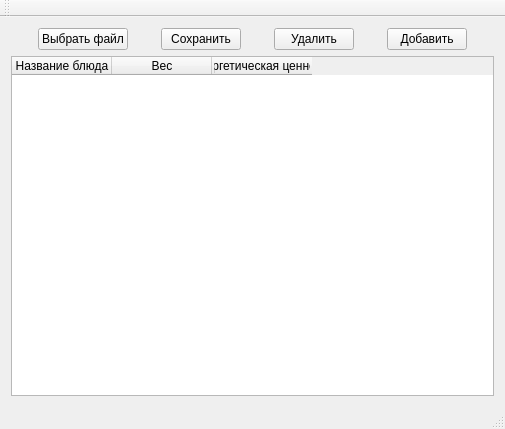
The window that mainwindow.ui (Hipp0Shok/Lab1GUI) describes before a commit, drawn with Qt 5.
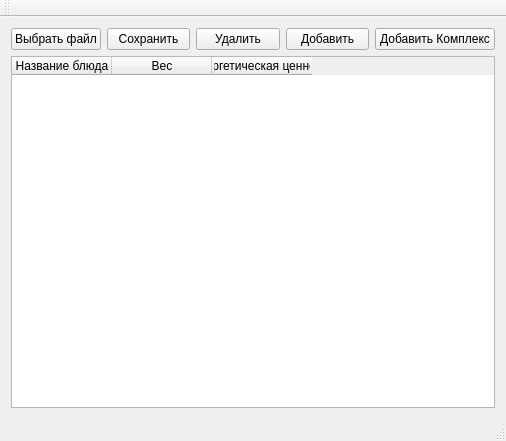
The same window after the commit.

Diff of the .ui file:
```diff
--- a/mainwindow.ui
+++ b/mainwindow.ui
@@ -6,8 +6,8 @@
    <rect>
     <x>0</x>
     <y>0</y>
-    <width>505</width>
-    <height>429</height>
+    <width>506</width>
+    <height>441</height>
    </rect>
   </property>
   <property name="sizePolicy">
@@ -25,19 +25,6 @@
      <layout class="QVBoxLayout" name="verticalLayout">
       <item>
        <layout class="QHBoxLayout" name="horizontalLayout">
-        <item>
-         <spacer name="horizontalSpacer_4">
-          <property name="orientation">
-           <enum>Qt::Horizontal</enum>
-          </property>
-          <property name="sizeHint" stdset="0">
-           <size>
-            <width>5</width>
-            <height>20</height>
-           </size>
-          </property>
-         </spacer>
-        </item>
         <item>
          <widget class="QPushButton" name="chooseFile">
           <property name="text">
@@ -45,19 +32,6 @@
           </property>
          </widget>
         </item>
-        <item>
-         <spacer name="horizontalSpacer">
-          <property name="orientation">
-           <enum>Qt::Horizontal</enum>
-          </property>
-          <property name="sizeHint" stdset="0">
-           <size>
-            <width>10</width>
-            <height>20</height>
-           </size>
-          </property>
-         </spacer>
-        </item>
         <item>
          <widget class="QPushButton" name="saveFile">
           <property name="text">
@@ -65,19 +39,6 @@
           </property>
          </widget>
         </item>
-        <item>
-         <spacer name="horizontalSpacer_2">
-          <property name="orientation">
-           <enum>Qt::Horizontal</enum>
-          </property>
-          <property name="sizeHint" stdset="0">
-           <size>
-            <width>10</width>
-            <height>20</height>
-           </size>
-          </property>
-         </spacer>
-        </item>
         <item>
          <widget class="QPushButton" name="selectButton">
           <property name="text">
@@ -85,19 +46,6 @@
           </property>
          </widget>
         </item>
-        <item>
-         <spacer name="horizontalSpacer_3">
-          <property name="orientation">
-           <enum>Qt::Horizontal</enum>
-          </property>
-          <property name="sizeHint" stdset="0">
-           <size>
-            <width>10</width>
-            <height>20</height>
-           </size>
-          </property>
-         </spacer>
-        </item>
         <item>
          <widget class="QPushButton" name="addButton">
           <property name="text">
@@ -106,17 +54,17 @@
          </widget>
         </item>
         <item>
-         <spacer name="horizontalSpacer_5">
-          <property name="orientation">
-           <enum>Qt::Horizontal</enum>
-          </property>
-          <property name="sizeHint" stdset="0">
+         <widget class="QPushButton" name="lunchButton">
+          <property name="minimumSize">
            <size>
-            <width>5</width>
-            <height>20</height>
+            <width>120</width>
+            <height>0</height>
            </size>
           </property>
-         </spacer>
+          <property name="text">
+           <string>Добавить Комплекс</string>
+          </property>
+         </widget>
         </item>
        </layout>
       </item>
```
Left out of the diff: 2 changed lines with no effect on the pictures.
